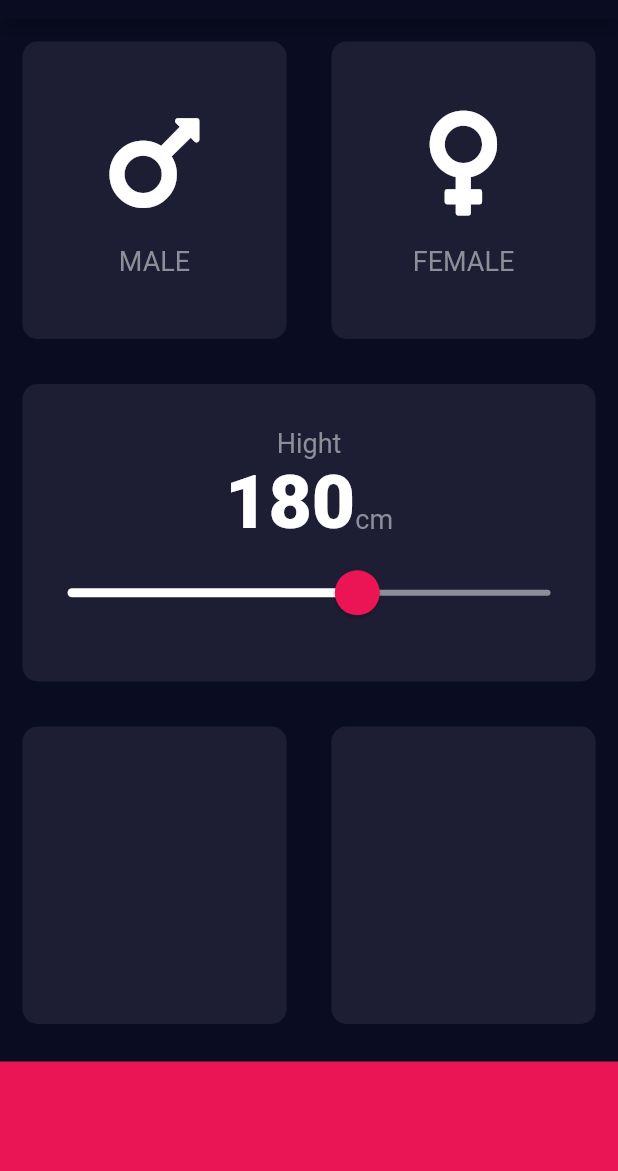
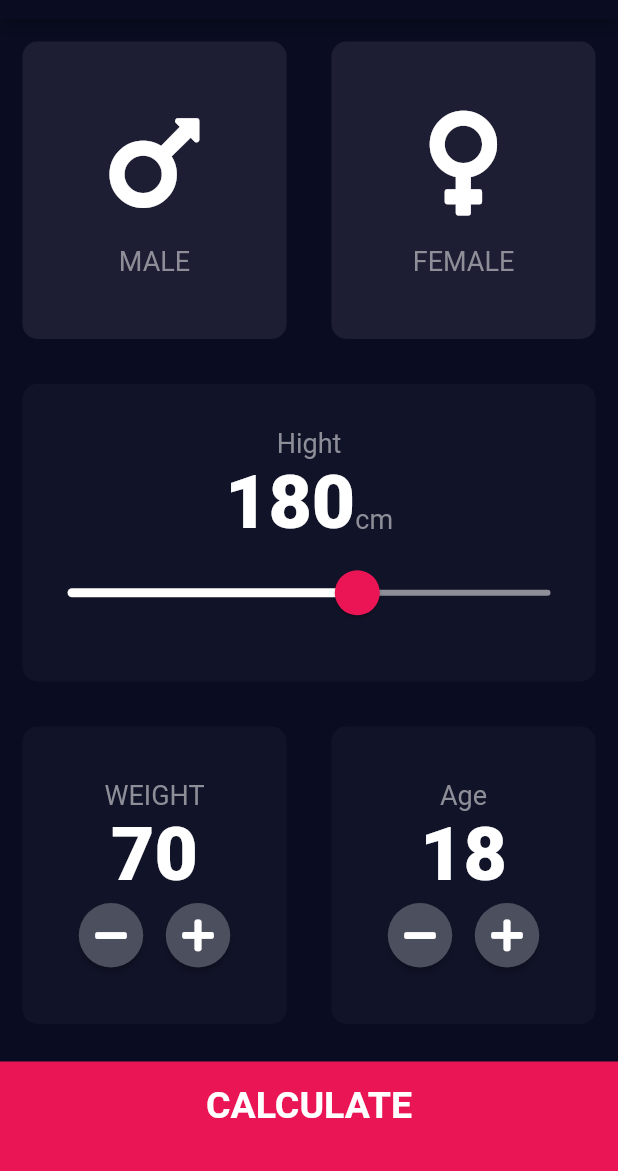
Before and after one commit to HasanQattam/BMI-Calculator-, a Flutter app: the screen it shows after launch, on a phone screen of 412 x 824 dp, the part 65-1236 px from its top. Run offline on Flutter 3.47's test engine with Material 2 defaults, Android fonts, the phone set to English and light mode, and no system bars; our stand-ins replace font_awesome_flutter.

Commit message:
added a new page

```diff
--- a/bmiflutter/lib/InputPage.dart
+++ b/bmiflutter/lib/InputPage.dart
@@ -17,6 +17,8 @@ class InputPage extends StatefulWidget {
 class _InputPageState extends State<InputPage> {
   Gender selectGender;
   int hight = 180;
+  int weight = 70;
+  int age = 18;
 
   @override
   Widget build(BuildContext context) {
@@ -65,7 +67,7 @@ class _InputPageState extends State<InputPage> {
           ),
           Expanded(
             child: ReusableCard(
-              colour: colorCard,
+              colour: colorCard2,
               cardchild: Column(
                 mainAxisAlignment: MainAxisAlignment.center,
                 children: <Widget>[
@@ -102,9 +104,11 @@ class _InputPageState extends State<InputPage> {
                     child: Slider(
                       value: hight.toDouble(),
                       onChanged: (double newValue) {
-                        setState(() {
-                          hight = newValue.round();
-                        });
+                        setState(
+                          () {
+                            hight = newValue.round();
+                          },
+                        );
                       },
                       min: 120.0,
                       max: 220,
@@ -119,25 +123,140 @@ class _InputPageState extends State<InputPage> {
               children: <Widget>[
                 Expanded(
                   child: ReusableCard(
-                    colour: colorCard,
+                    colour: colorCard2,
+                    cardchild: Column(
+                      mainAxisAlignment: MainAxisAlignment.center,
+                      children: <Widget>[
+                        Text(
+                          'WEIGHT',
+                          style: labelTextStyle,
+                        ),
+                        Text(
+                          weight.toString(),
+                          style: numberStyle,
+                        ),
+                        Row(
+                          mainAxisAlignment: MainAxisAlignment.center,
+                          children: <Widget>[
+                            RoundIconBoutton(
+                              icon: FontAwesomeIcons.minus,
+                              onPressed: () {
+                                setState(() {
+                                  weight--;
+                                });
+                              },
+                            ),
+                            SizedBox(
+                              width: 10,
+                            ),
+                            RoundIconBoutton(
+                              icon: FontAwesomeIcons.plus,
+                              onPressed: () {
+                                setState(() {
+                                  weight++;
+                                });
+                              },
+                            ),
+                          ],
+                        ),
+                      ],
+                    ),
                   ),
                 ),
                 Expanded(
                   child: ReusableCard(
-                    colour: colorCard,
+                    colour: colorCard2,
+                    cardchild: Column(
+                      mainAxisAlignment: MainAxisAlignment.center,
+                      children: <Widget>[
+                        Text(
+                          'Age',
+                          style: labelTextStyle,
+                        ),
+                        Text(
+                          age.toString(),
+                          style: numberStyle,
+                        ),
+                        Row(
+                          mainAxisAlignment: MainAxisAlignment.center,
+                          children: <Widget>[
+                            RoundIconBoutton(
+                              icon: FontAwesomeIcons.minus,
+                              onPressed: () {
+                                setState(() {
+                                  age--;
+                                });
+                              },
+                            ),
+                            SizedBox(
+                              width: 10,
+                            ),
+                            RoundIconBoutton(
+                              icon: FontAwesomeIcons.plus,
+                              onPressed: () {
+                                setState(() {
+                                  age++;
+                                });
+                              },
+                            ),
+                          ],
+                        ),
+                      ],
+                    ),
                   ),
                 ),
               ],
             ),
           ),
-          Container(
-            color: bottomContainerColor,
-            margin: EdgeInsets.only(top: 10),
-            width: double.infinity,
-            height: bottomContainerHight,
-          )
+          BottomButtom()
         ],
       ),
     );
   }
 }
+
+class BottomButtom extends StatelessWidget {
+  BottomButtom({@required this.onTap, @required this.bottomTextButton});
+  final Function onTap;
+  final String bottomTextButton;
+  @override
+  Widget build(BuildContext context) {
+    return GestureDetector(
+      onTap: () {
+        Navigator.pushNamed(context, '/resultsPage');
+      },
+      child: Container(
+        child: Center(
+          child: Text(
+            'CALCULATE',
+            style: largButton,
+          ),
+        ),
+        color: bottomContainerColor,
+        margin: EdgeInsets.only(top: 10),
+        padding: EdgeInsets.only(bottom: 15),
+        width: double.infinity,
+        height: bottomContainerHight,
+      ),
+    );
+  }
+}
+
+class RoundIconBoutton extends StatelessWidget {
+  RoundIconBoutton({@required this.icon, @required this.onPressed});
+  final IconData icon;
+  final Function onPressed;
+  @override
+  Widget build(BuildContext context) {
+    return RawMaterialButton(
+      child: Icon(icon),
+      onPressed: onPressed,
+      constraints: BoxConstraints.tightFor(
+        width: 43.0,
+        height: 43.0,
+      ),
+      shape: CircleBorder(),
+      fillColor: Color(0xFF4C4F5E),
+    );
+  }
+}
--- a/bmiflutter/lib/main.dart
+++ b/bmiflutter/lib/main.dart
@@ -1,3 +1,4 @@
+import 'package:bmiflutter/resultsPage.dart';
 import 'package:flutter/material.dart';
 import 'InputPage.dart';
 
@@ -12,7 +13,10 @@ class BMICalculator extends StatelessWidget {
         primaryColor: Color(0xff0A0D22),
         scaffoldBackgroundColor: Color(0xff0A0D22),
       ),
-      home: InputPage(),
+      routes: {
+        '/': (context) => InputPage(),
+        '/resultsPage': (context) => ResultsPage(),
+      },
     );
   }
 }
```
Also changed, not shown: bmiflutter/lib/constants.dart (+21 -0 lines), bmiflutter/lib/resultsPage.dart (added, +53 -0 lines).
